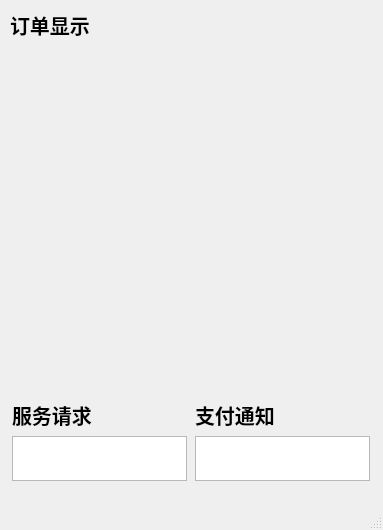
Before: the Qt Designer form receive.ui in twobottlewater/serverlogin, drawn with Qt 5.
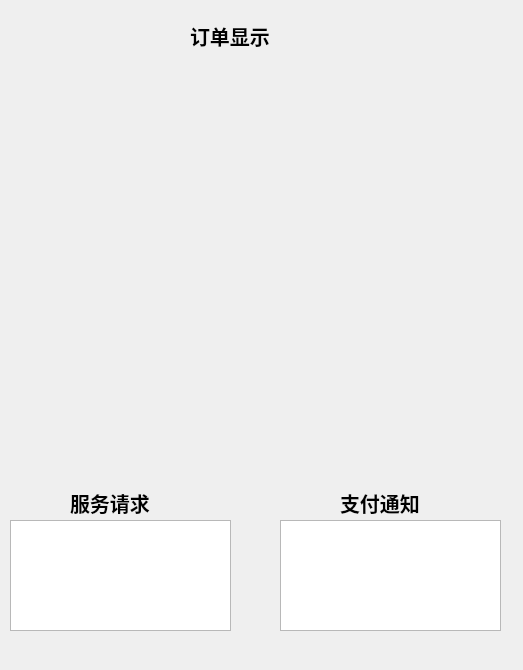
After: the same form once the commit is applied.

The edit to the form file:
```diff
--- a/receive.ui
+++ b/receive.ui
@@ -6,142 +6,135 @@
    <rect>
     <x>0</x>
     <y>0</y>
-    <width>383</width>
-    <height>530</height>
+    <width>523</width>
+    <height>670</height>
    </rect>
   </property>
   <property name="windowTitle">
    <string>MainWindow</string>
   </property>
   <widget class="QWidget" name="centralwidget">
-   <widget class="QWidget" name="layoutWidget">
+   <widget class="QListWidget" name="listWidget">
     <property name="geometry">
      <rect>
       <x>10</x>
+      <y>520</y>
+      <width>221</width>
+      <height>111</height>
+     </rect>
+    </property>
+    <property name="maximumSize">
+     <size>
+      <width>999</width>
+      <height>999</height>
+     </size>
+    </property>
+   </widget>
+   <widget class="QLabel" name="label_2">
+    <property name="geometry">
+     <rect>
+      <x>70</x>
+      <y>490</y>
+      <width>104</width>
+      <height>25</height>
+     </rect>
+    </property>
+    <property name="font">
+     <font>
+      <pointsize>15</pointsize>
+      <weight>75</weight>
+      <bold>true</bold>
+     </font>
+    </property>
+    <property name="text">
+     <string>服务请求</string>
+    </property>
+   </widget>
+   <widget class="QLabel" name="label_3">
+    <property name="geometry">
+     <rect>
+      <x>340</x>
+      <y>490</y>
+      <width>104</width>
+      <height>25</height>
+     </rect>
+    </property>
+    <property name="font">
+     <font>
+      <pointsize>15</pointsize>
+      <weight>75</weight>
+      <bold>true</bold>
+     </font>
+    </property>
+    <property name="text">
+     <string>支付通知</string>
+    </property>
+   </widget>
+   <widget class="QListWidget" name="listWidget_2">
+    <property name="geometry">
+     <rect>
+      <x>280</x>
+      <y>520</y>
+      <width>221</width>
+      <height>111</height>
+     </rect>
+    </property>
+    <property name="maximumSize">
+     <size>
+      <width>999</width>
+      <height>999</height>
+     </size>
+    </property>
+   </widget>
+   <widget class="QTabWidget" name="tabWidget">
+    <property name="geometry">
+     <rect>
+      <x>50</x>
+      <y>60</y>
+      <width>411</width>
+      <height>391</height>
+     </rect>
+    </property>
+    <property name="currentIndex">
+     <number>-1</number>
+    </property>
+    <property name="documentMode">
+     <bool>true</bool>
+    </property>
+    <property name="tabsClosable">
+     <bool>true</bool>
+    </property>
+    <property name="movable">
+     <bool>true</bool>
+    </property>
+   </widget>
+   <widget class="QLabel" name="label">
+    <property name="geometry">
+     <rect>
+      <x>190</x>
       <y>10</y>
-      <width>361</width>
-      <height>381</height>
+      <width>161</width>
+      <height>51</height>
      </rect>
     </property>
-    <layout class="QVBoxLayout" name="verticalLayout_3">
-     <item>
-      <widget class="QLabel" name="label">
-       <property name="sizePolicy">
-        <sizepolicy hsizetype="Preferred" vsizetype="Fixed">
-         <horstretch>0</horstretch>
-         <verstretch>0</verstretch>
-        </sizepolicy>
-       </property>
-       <property name="font">
-        <font>
-         <pointsize>15</pointsize>
-         <weight>75</weight>
-         <bold>true</bold>
-        </font>
-       </property>
-       <property name="text">
-        <string>订单显示</string>
-       </property>
-      </widget>
-     </item>
-     <item>
-      <widget class="QTabWidget" name="tabWidget">
-       <property name="currentIndex">
-        <number>-1</number>
-       </property>
-       <property name="documentMode">
-        <bool>true</bool>
-       </property>
-       <property name="tabsClosable">
-        <bool>true</bool>
-       </property>
-       <property name="movable">
-        <bool>true</bool>
-       </property>
-      </widget>
-     </item>
-    </layout>
-   </widget>
-   <widget class="QWidget" name="layoutWidget">
-    <property name="geometry">
-     <rect>
-      <x>10</x>
-      <y>400</y>
-      <width>362</width>
-      <height>81</height>
-     </rect>
+    <property name="sizePolicy">
+     <sizepolicy hsizetype="Preferred" vsizetype="Fixed">
+      <horstretch>0</horstretch>
+      <verstretch>0</verstretch>
+     </sizepolicy>
     </property>
-    <layout class="QHBoxLayout" name="horizontalLayout">
-     <item>
-      <layout class="QVBoxLayout" name="verticalLayout_2">
-       <item>
-        <widget class="QLabel" name="label_2">
-         <property name="font">
-          <font>
-           <pointsize>15</pointsize>
-           <weight>75</weight>
-           <bold>true</bold>
-          </font>
-         </property>
-         <property name="text">
-          <string>服务请求</string>
-         </property>
-        </widget>
-       </item>
-       <item>
-        <widget class="QListWidget" name="listWidget">
-         <property name="maximumSize">
-          <size>
-           <width>175</width>
-           <height>51</height>
-          </size>
-         </property>
-        </widget>
-       </item>
-      </layout>
-     </item>
-     <item>
-      <layout class="QVBoxLayout" name="verticalLayout">
-       <item>
-        <widget class="QLabel" name="label_3">
-         <property name="font">
-          <font>
-           <pointsize>15</pointsize>
-           <weight>75</weight>
-           <bold>true</bold>
-          </font>
-         </property>
-         <property name="text">
-          <string>支付通知</string>
-         </property>
-        </widget>
-       </item>
-       <item>
-        <widget class="QListWidget" name="listWidget_2">
-         <property name="maximumSize">
-          <size>
-           <width>175</width>
-           <height>51</height>
-          </size>
-         </property>
-        </widget>
-       </item>
-      </layout>
-     </item>
-    </layout>
+    <property name="font">
+     <font>
+      <pointsize>15</pointsize>
+      <weight>75</weight>
+      <bold>true</bold>
+     </font>
+    </property>
+    <property name="text">
+     <string>订单显示</string>
+    </property>
    </widget>
   </widget>
-  <widget class="QMenuBar" name="menubar">
-   <property name="geometry">
-    <rect>
-     <x>0</x>
-     <y>0</y>
-     <width>383</width>
-     <height>23</height>
-    </rect>
-   </property>
-  </widget>
-  <widget class="QStatusBar" name="statusbar"/>
  </widget>
  <resources/>
  <connections/>
```
